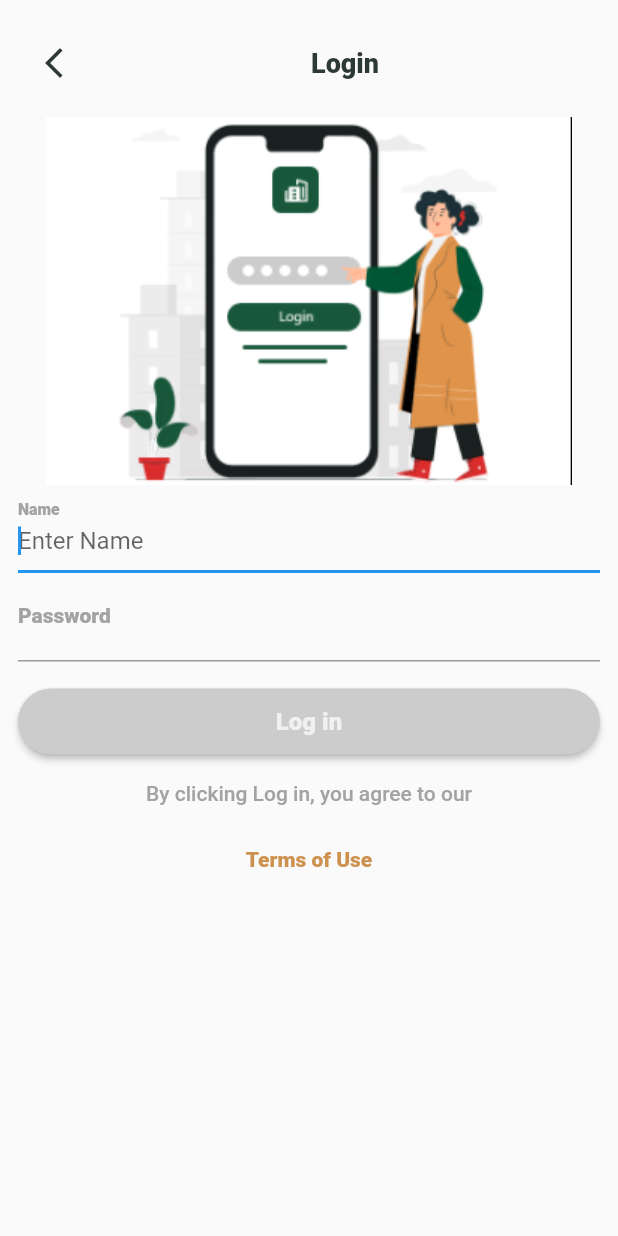
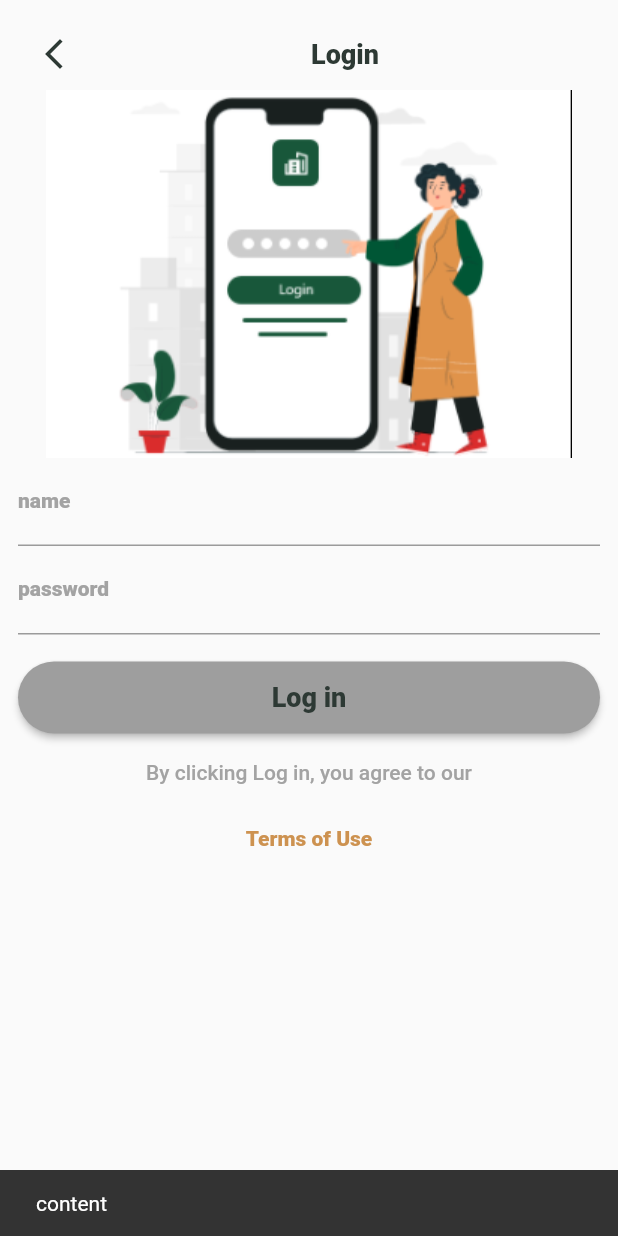
Before and after one commit to skyturkish/flutter-booking-application, a Flutter app: the screen it shows after launch, after a tap on "Log in", on a phone screen of 412 x 824 dp. Run offline on Flutter 3.47's test engine with Material 2 defaults, Android fonts, the phone set to English and light mode, and no system bars; our stand-ins replace dio, equatable, flutter_bloc, lottie; network calls fail; Roboto replaces fonts that are missing (Avenir).

Commit message:
Login comp, ready to go cache andhomepage

```diff
--- a/lib/main.dart
+++ b/lib/main.dart
@@ -1,6 +1,6 @@
 import 'package:flutter/material.dart';
 import 'package:flutter/services.dart';
-import 'package:flutter_booking_application/views/Login/view/login_page_view.dart';
+import 'package:flutter_booking_application/views/Login/view/login_view.dart';
 import 'package:provider/provider.dart';
 
 import 'views/GetStarted/Icons/icons_page_view_model.dart';
--- a/lib/product/Utilities/Textstyles/textstyles.dart
+++ b/lib/product/Utilities/Textstyles/textstyles.dart
@@ -32,4 +32,17 @@ class TextStyles {
       fontFamily: "Avenir",
       fontStyle: FontStyle.normal,
       fontSize: 14.0);
+  static const avenirGreyish = TextStyle(
+      color: ColorsUtilities.greyish,
+      fontWeight: FontWeight.w500,
+      fontFamily: "Avenir",
+      fontStyle: FontStyle.normal,
+      fontSize: 14.0);
+
+  static const avenirCamel = TextStyle(
+      color: ColorsUtilities.camel,
+      fontWeight: FontWeight.w900,
+      fontFamily: "Avenir",
+      fontStyle: FontStyle.normal,
+      fontSize: 14.0);
 }
--- a/lib/product/model/user_login_model_get.dart
+++ b/lib/product/model/login_model.dart
@@ -1,6 +1,4 @@
-// ignore_for_file: file_names
-
-class LoginUser {
+class LoginModel {
   int? id;
   String? username;
   String? email;
@@ -10,9 +8,9 @@ class LoginUser {
   String? image;
   String? token;
 
-  LoginUser({this.id, this.username, this.email, this.firstName, this.lastName, this.gender, this.image, this.token});
+  LoginModel({this.id, this.username, this.email, this.firstName, this.lastName, this.gender, this.image, this.token});
 
-  LoginUser.fromJson(Map<String, dynamic> json) {
+  LoginModel.fromJson(Map<String, dynamic> json) {
     id = json['id'];
     username = json['username'];
     email = json['email'];
--- a/lib/views/GetStarted/view/get_started_page.dart
+++ b/lib/views/GetStarted/view/get_started_page.dart
@@ -5,7 +5,7 @@ import 'package:flutter_booking_application/product/navigator/navigator_help.dar
 import 'package:flutter_booking_application/product/widget/elevated_button.dart';
 import 'package:flutter_booking_application/views/GetStarted/Icons/icons_page.dart';
 import 'package:flutter_booking_application/views/GetStarted/model/get_started_model.dart';
-import 'package:flutter_booking_application/views/Login/view/login_page_view.dart';
+import 'package:flutter_booking_application/views/Login/view/login_view.dart';
 
 class GetStartedBuilder extends StatelessWidget {
   const GetStartedBuilder({Key? key, required this.getStarted}) : super(key: key);
--- /dev/null
+++ b/lib/views/Login/cubit/login_cubit.dart
@@ -0,0 +1,22 @@
+import 'package:flutter_bloc/flutter_bloc.dart';
+import 'package:flutter_booking_application/product/model/login_model.dart';
+import 'package:flutter_booking_application/views/Login/cubit/login_cubit_state.dart';
+import 'package:flutter_booking_application/views/Login/model/login_user_model.dart';
+import 'package:flutter_booking_application/views/Login/service/login_service.dart';
+
+class LoginCubit extends Cubit<LoginState> {
+  LoginCubit(ILoginService loginService)
+      : _loginService = loginService,
+        super(const LoginState());
+  final ILoginService _loginService;
+
+  Future<LoginModel?> checkUser(LoginUser loginUser) async {
+    emit(state.copyWith(
+      isLoading: true,
+    ));
+    final loginModel = await _loginService.login(loginUser);
+    emit(state.copyWith(isLoading: false, isCompleted: loginModel?.email != null));
+
+    return loginModel;
+  }
+}
--- a/lib/views/Login/viewModel/login_cubit_state.dart
+++ b/lib/views/Login/cubit/login_cubit_state.dart
@@ -1,24 +1,23 @@
 import 'package:equatable/equatable.dart';
 
+// Buraya sadece state yazıyoruz
 class LoginState extends Equatable {
   final bool isLoading;
+
   final bool isCompleted;
 
   const LoginState({this.isLoading = false, this.isCompleted = false});
 
   @override
-  // sadece isLoading değiştiği zaman çağır
-  List<Object?> get props => [
-        isLoading,
-      ];
+  List<Object?> get props => [isLoading]; // isLoading değişmedikçe sayfayı tetikleme diyoruz
 
   LoginState copyWith({
     bool? isLoading,
     bool? isCompleted,
   }) {
     return LoginState(
-      isLoading: isLoading ?? this.isLoading,
-      isCompleted: isCompleted ?? this.isCompleted,
+      isLoading: isLoading ?? false,
+      isCompleted: isCompleted ?? false,
     );
   }
 }
--- a/lib/views/Login/model/user_login_model_post.dart
+++ b/lib/views/Login/model/login_user_model.dart
@@ -1,17 +1,17 @@
-class Login {
-  String? name;
+class LoginUser {
+  String? username;
   String? password;
 
-  Login({this.name, this.password});
+  LoginUser({this.username, this.password});
 
-  Login.fromJson(Map<String, dynamic> json) {
-    name = json['name'];
+  LoginUser.fromJson(Map<String, dynamic> json) {
+    username = json['username'];
     password = json['password'];
   }
 
   Map<String, dynamic> toJson() {
     final Map<String, dynamic> data = <String, dynamic>{};
-    data['name'] = name;
+    data['username'] = username;
     data['password'] = password;
     return data;
   }
--- a/lib/views/Login/service/login_service.dart
+++ b/lib/views/Login/service/login_service.dart
@@ -1,15 +1,16 @@
 import 'dart:io';
+
 import 'package:dio/dio.dart';
 import 'package:flutter/foundation.dart';
-import 'package:flutter_booking_application/product/model/user_login_model_get.dart';
-import 'package:flutter_booking_application/views/Login/model/user_login_model_post.dart';
+import 'package:flutter_booking_application/product/model/login_model.dart';
+import 'package:flutter_booking_application/views/Login/model/login_user_model.dart';
 
 abstract class ILoginService {
   final Dio networkManager;
 
   ILoginService(this.networkManager);
 
-  Future<LoginUser?> login(Login loginModel);
+  Future<LoginModel?> login(LoginUser user);
 
   final String loginPath = 'auth/login';
 }
@@ -18,11 +19,11 @@ class LoginService extends ILoginService {
   LoginService(super.networkManager);
 
   @override
-  Future<LoginUser?> login(Login loginModel) async {
+  Future<LoginModel?> login(LoginUser user) async {
     try {
-      Response response = await networkManager.post(loginPath, data: loginModel.toJson());
+      Response response = await networkManager.post(loginPath, data: user.toJson());
       if (response.statusCode == HttpStatus.ok) {
-        return response.data;
+        return LoginModel.fromJson(response.data);
       }
     } on DioError catch (error) {
       _ShowDebug.ShowDieError(error, this);
--- a/lib/views/Login/view/login_page_view.dart
+++ /dev/null
@@ -1,160 +0,0 @@
-import 'package:dio/dio.dart';
-import 'package:flutter/material.dart';
-import 'package:flutter_bloc/flutter_bloc.dart';
-import 'package:flutter_booking_application/product/Utilities/Colors/colors.dart';
-import 'package:flutter_booking_application/product/Utilities/Textstyles/textstyles.dart';
-import 'package:flutter_booking_application/product/widget/elevated_button.dart';
-import 'package:flutter_booking_application/product/widget/text_field.dart';
-import 'package:flutter_booking_application/views/Login/model/user_login_model_post.dart';
-import 'package:flutter_booking_application/views/Login/service/login_service.dart';
-import 'package:flutter_booking_application/views/Login/viewModel/login_cubit.dart';
-import 'package:url_launcher/url_launcher.dart';
-
-class LoginView extends StatefulWidget {
-  const LoginView({Key? key}) : super(key: key);
-
-  @override
-  State<LoginView> createState() => _LoginViewState();
-}
-
-class _LoginViewState extends State<LoginView> {
-  final String login = 'Login';
-  final String loginPicture = 'assets/png/LoginPicture.png';
-  final Uri _url = Uri.parse('https://docs.flutter.dev/tos');
-
-  void launchUrlFunction() async {
-    if (!await launchUrl(_url)) throw 'Could not launch $_url';
-  }
-
-  FocusNode focusNodeTextFieldOne = FocusNode();
-  FocusNode focusNodeTextFieldTwo = FocusNode();
-
-  final TextEditingController nameController = TextEditingController();
-  final TextEditingController passwordController = TextEditingController();
-  @override
-  Widget build(BuildContext context) {
-    return SafeArea(
-        child: BlocProvider<LoginCubit>(
-      create: (context) => LoginCubit(LoginService(Dio(BaseOptions(baseUrl: 'https://dummyjson.com/')))),
-      child: Scaffold(
-        resizeToAvoidBottomInset: false, //---> keyboard açıldığında hata vermemesini sağlıyor
-        body: Padding(
-          padding: Paddings.allMedium + Paddings.onlyTopLow,
-          child: Column(
-            children: [
-              Row(mainAxisAlignment: MainAxisAlignment.spaceBetween, children: [
-                IconButton(
-                    onPressed: () {},
-                    icon: const Icon(
-                      Icons.arrow_back_ios_new_outlined,
-                      color: ColorsUtilities.charcoal,
-                    )),
-                Text(login, style: TextStyles.avenirCharcoal),
-                const SizedBox.shrink()
-              ]),
-              Padding(
-                padding: Paddings.onlyTopMedium,
-                child: Image.asset(loginPicture),
-              ),
-              Form(
-                child: _LoginEmailFields(
-                    focusNodeTextFieldOne: focusNodeTextFieldOne,
-                    nameController: nameController,
-                    focusNodeTextFieldTwo: focusNodeTextFieldTwo,
-                    passwordController: passwordController),
-              ),
-              Padding(
-                padding: Paddings.onlyTopLarge,
-                child: CustomElevatedButton(
-                    onPressed: () {
-                      context
-                          .read<LoginCubit>()
-                          .loginUser(Login(name: nameController.text, password: passwordController.text));
-                    },
-                    text: 'Log in',
-                    primary: ColorsUtilities.pinkishGrey,
-                    height: 44,
-                    style: TextStyles.avenirWhiteMedium),
-              ),
-              Padding(
-                padding: Paddings.onlyTopLarge,
-                child: Column(
-                  children: [
-                    const Text("By clicking Log in, you agree to our",
-                        style: TextStyle(
-                            color: ColorsUtilities.greyish,
-                            fontWeight: FontWeight.w500,
-                            fontFamily: "Avenir",
-                            fontStyle: FontStyle.normal,
-                            fontSize: 14.0),
-                        textAlign: TextAlign.center),
-                    Padding(
-                      padding: Paddings.onlyTopMedium,
-                      child: TextButton(
-                        onPressed: launchUrlFunction,
-                        child: const Text("Terms of Use",
-                            style: TextStyle(
-                                color: ColorsUtilities.camel,
-                                fontWeight: FontWeight.w900,
-                                fontFamily: "Avenir",
-                                fontStyle: FontStyle.normal,
-                                fontSize: 14.0),
-                            textAlign: TextAlign.center),
-                      ),
-                    ),
-                  ],
-                ),
-              )
-            ],
-          ),
-        ),
-      ),
-    ));
-  }
-}
-
-class _LoginEmailFields extends StatelessWidget {
-  const _LoginEmailFields({
-    Key? key,
-    required this.focusNodeTextFieldOne,
-    required this.nameController,
-    required this.focusNodeTextFieldTwo,
-    required this.passwordController,
-  }) : super(key: key);
-
-  final FocusNode focusNodeTextFieldOne;
-  final TextEditingController nameController;
-  final FocusNode focusNodeTextFieldTwo;
-  final TextEditingController passwordController;
-
-  @override
-  Widget build(BuildContext context) {
-    return Column(
-      children: [
-        CustomTextField(
-          textInputType: TextInputType.name,
-          isFocus: true,
-          focusNode: focusNodeTextFieldOne,
-          hintText: 'Enter Name',
-          labelText: 'Name',
-          controller: nameController,
-        ),
-        CustomTextField(
-          isFocus: false,
-          focusNode: focusNodeTextFieldTwo,
-          textInputType: TextInputType.name,
-          hintText: 'Enter password',
-          labelText: 'Password',
-          controller: passwordController,
-        ),
-      ],
-    );
-  }
-}
-
-class Paddings {
-  static const EdgeInsets onlyTopLarge = EdgeInsets.only(top: 18.0);
-  static const EdgeInsets onlyTopMedium = EdgeInsets.only(top: 12.0);
-  static const EdgeInsets onlyTopLow = EdgeInsets.only(top: 6.0);
-  static const EdgeInsets allMedium = EdgeInsets.all(12.0);
-}
--- /dev/null
+++ b/lib/views/Login/view/login_view.dart
@@ -0,0 +1,128 @@
+import 'package:dio/dio.dart';
+import 'package:flutter/material.dart';
+import 'package:flutter_bloc/flutter_bloc.dart';
+import 'package:flutter_booking_application/product/Utilities/Colors/colors.dart';
+import 'package:flutter_booking_application/product/Utilities/Textstyles/textstyles.dart';
+import 'package:flutter_booking_application/product/model/login_model.dart';
+import 'package:flutter_booking_application/product/widget/elevated_button.dart';
+import 'package:flutter_booking_application/product/widget/text_field.dart';
+import 'package:flutter_booking_application/views/Login/cubit/login_cubit.dart';
+import 'package:flutter_booking_application/views/Login/cubit/login_cubit_state.dart';
+import 'package:flutter_booking_application/views/Login/model/login_user_model.dart';
+import 'package:flutter_booking_application/views/Login/service/login_service.dart';
+import 'package:lottie/lottie.dart';
+import 'package:url_launcher/url_launcher.dart';
+
+class LoginView extends StatefulWidget {
+  const LoginView({Key? key}) : super(key: key);
+
+  @override
+  State<LoginView> createState() => _LoginViewState();
+}
+
+class _LoginViewState extends State<LoginView> {
+  final String login = 'Login';
+
+  final TextEditingController namesController = TextEditingController();
+  final TextEditingController passwordController = TextEditingController();
+  final Uri _url = Uri.parse('https://docs.flutter.dev/tos');
+
+  void launchUrlFunction() async {
+    if (!await launchUrl(_url)) throw 'Could not launch $_url';
+  }
+
+  @override
+  Widget build(BuildContext context) {
+    return BlocProvider<LoginCubit>(
+      create: (context) => LoginCubit(LoginService(Dio(BaseOptions(baseUrl: 'https://dummyjson.com/')))),
+      child: SafeArea(
+        child: Scaffold(
+          resizeToAvoidBottomInset: false, //---> keyboard açıldığında hata vermemesini sağlıyor
+
+          body: BlocBuilder<LoginCubit, LoginState>(
+            builder: (context, state) {
+              return state.isLoading
+                  ? Center(child: Lottie.network('https://assets5.lottiefiles.com/packages/lf20_x62chJ.json'))
+                  : Padding(
+                      padding: Paddings.allMedium,
+                      child: Column(
+                        children: [
+                          Row(mainAxisAlignment: MainAxisAlignment.spaceBetween, children: [
+                            IconButton(
+                                onPressed: () {},
+                                icon: const Icon(
+                                  Icons.arrow_back_ios_new_outlined,
+                                  color: ColorsUtilities.charcoal,
+                                )),
+                            Text(login, style: TextStyles.avenirCharcoal),
+                            const SizedBox.shrink()
+                          ]),
+                          Image.asset('assets/png/LoginPicture.png'),
+                          Column(
+                            children: [
+                              CustomTextField(
+                                textInputType: TextInputType.name,
+                                hintText: 'Enter name',
+                                labelText: 'name',
+                                controller: namesController,
+                              ),
+                              CustomTextField(
+                                textInputType: TextInputType.name,
+                                hintText: 'Enter password',
+                                labelText: 'password',
+                                controller: passwordController,
+                              ),
+                            ],
+                          ),
+                          Padding(
+                            padding: Paddings.onlyTopLarge,
+                            child: CustomElevatedButton(
+                                onPressed: () async {
+                                  LoginModel? user = await context.read<LoginCubit>().checkUser(
+                                      LoginUser(username: namesController.text, password: passwordController.text));
+                                  if (user != null) {
+                                    print("adana");
+                                  } else {
+                                    ScaffoldMessenger.of(context)
+                                        .showSnackBar(const SnackBar(content: Text('content')));
+                                  }
+                                },
+                                text: 'Log in',
+                                primary: Colors.grey,
+                                height: 48,
+                                style: TextStyles.avenirCharcoal),
+                          ),
+                          Padding(
+                            padding: Paddings.onlyTopLarge,
+                            child: Column(
+                              children: [
+                                const Text("By clicking Log in, you agree to our",
+                                    style: TextStyles.avenirGreyish, textAlign: TextAlign.center),
+                                Padding(
+                                  padding: Paddings.onlyTopMedium,
+                                  child: TextButton(
+                                    onPressed: launchUrlFunction,
+                                    child: const Text("Terms of Use",
+                                        style: TextStyles.avenirCamel, textAlign: TextAlign.center),
+                                  ),
+                                ),
+                              ],
+                            ),
+                          )
+                        ],
+                      ),
+                    );
+            },
+          ),
+        ),
+      ),
+    );
+  }
+}
+
+class Paddings {
+  static const EdgeInsets onlyTopLarge = EdgeInsets.only(top: 18.0);
+  static const EdgeInsets onlyTopMedium = EdgeInsets.only(top: 12.0);
+  static const EdgeInsets onlyTopLow = EdgeInsets.only(top: 6.0);
+  static const EdgeInsets allMedium = EdgeInsets.all(12.0);
+}
--- a/lib/views/Login/viewModel/login_cubit.dart
+++ /dev/null
@@ -1,21 +0,0 @@
-import 'package:flutter_bloc/flutter_bloc.dart';
-import 'package:flutter_booking_application/views/Login/model/user_login_model_post.dart';
-import 'package:flutter_booking_application/views/Login/service/login_service.dart';
-import 'package:flutter_booking_application/views/Login/viewModel/login_cubit_state.dart';
-
-class LoginCubit extends Cubit<LoginState> {
-  LoginCubit(ILoginService loginService)
-      : _loginService = loginService,
-        super(const LoginState());
-
-
-  final ILoginService _loginService;
-
-  Future<void> loginUser(Login loginUser) async {
-    emit(state.copyWith(isLoading: true));
-    final response = await _loginService.login(loginUser);
-
-
-    emit(state.copyWith(isLoading: false));
-  }
-}
--- a/pubspec.yaml
+++ b/pubspec.yaml
@@ -37,6 +37,11 @@ dependencies:
   cupertino_icons: ^1.0.2
 #core
   equatable: ^2.0.3
+
+
+#Animations
+  lottie: ^1.3.0
+
 
 #Google
   json_serializable: ^6.2.0
```
Also changed, not shown: pubspec.lock.
